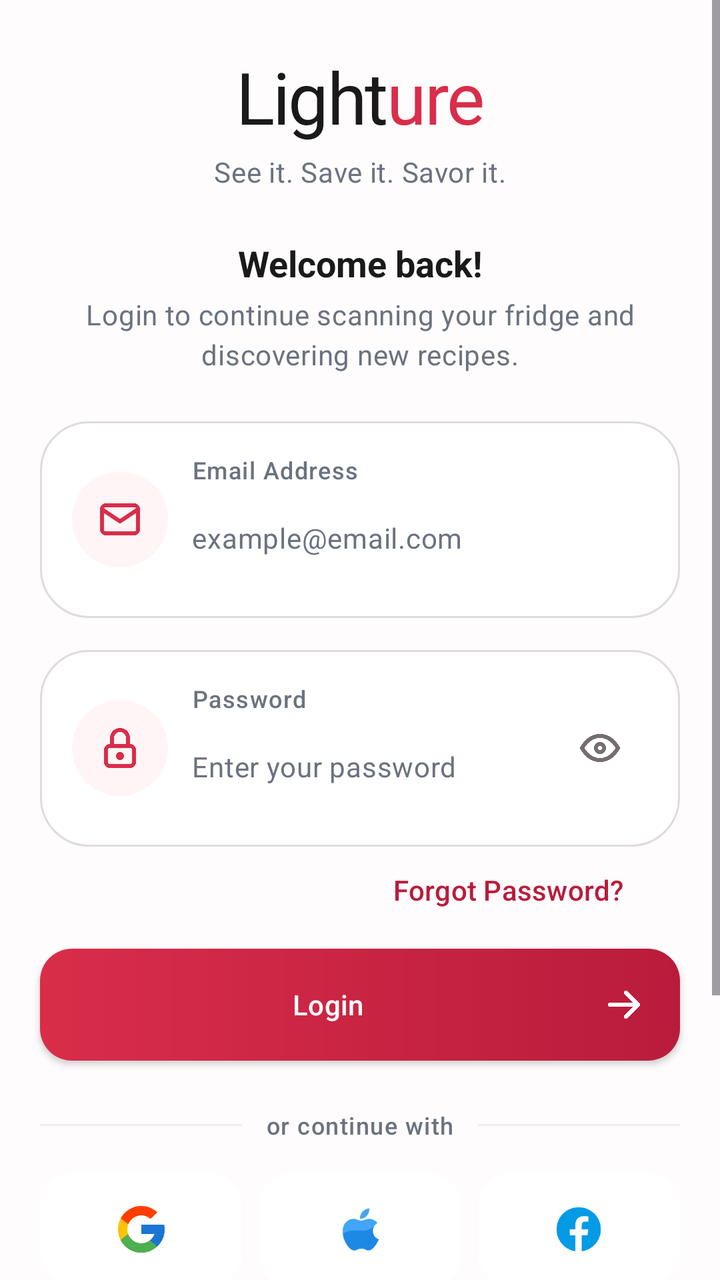
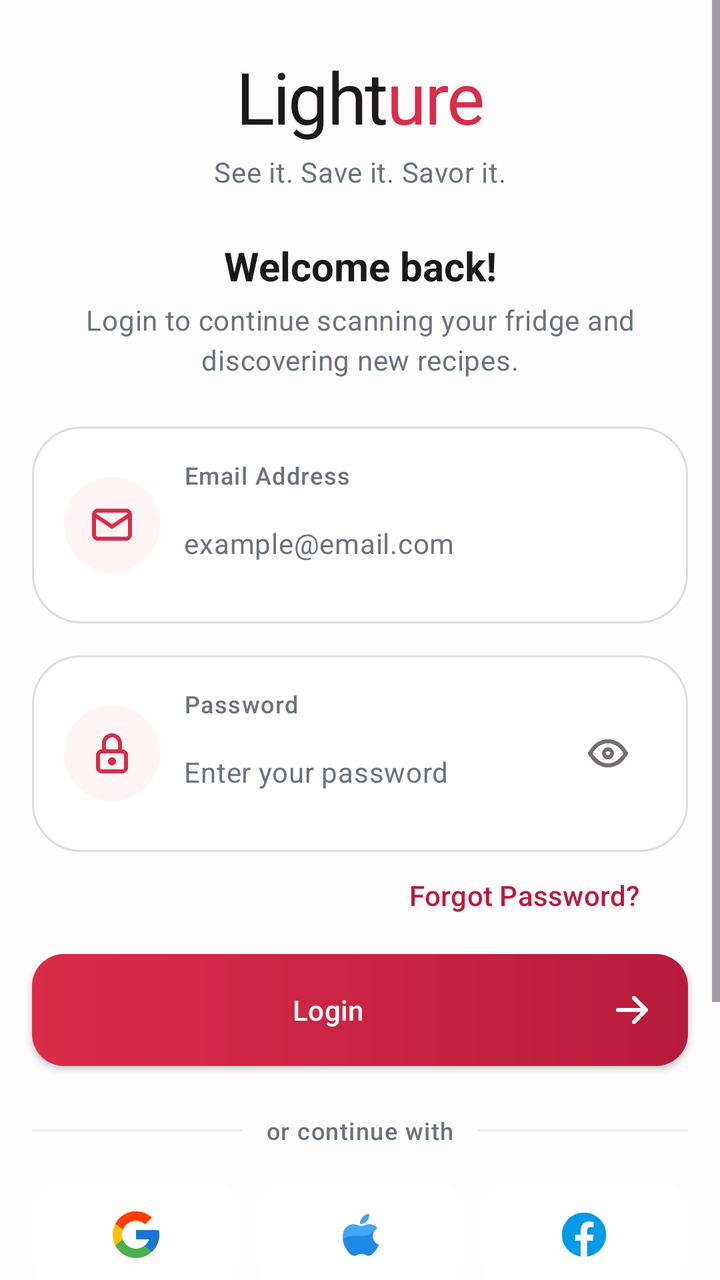

Before-and-after screenshots of an Android layout around one commit, followed by the original layout XML and the change that was made.
<!-- AndroidManifest.xml: application theme Theme.Lighture -->
<!-- res/layout/auth_login.xml -->
<?xml version="1.0" encoding="utf-8"?>
<ScrollView xmlns:android="http://schemas.android.com/apk/res/android"
    xmlns:app="http://schemas.android.com/apk/res-auto"
    xmlns:tools="http://schemas.android.com/tools"
    android:layout_width="match_parent"
    android:layout_height="match_parent"
    android:fillViewport="true"
    android:overScrollMode="never">

    <androidx.constraintlayout.widget.ConstraintLayout
        android:id="@+id/authLoginRoot"
        android:layout_width="match_parent"
        android:layout_height="wrap_content"
        android:clipChildren="false">

        <include
            android:id="@+id/authHeader"
            layout="@layout/view_auth_logo"
            android:layout_width="wrap_content"
            android:layout_height="wrap_content"
            android:layout_marginTop="@dimen/page_padding_top"
            app:layout_constraintBottom_toTopOf="@id/loginTitle"
            app:layout_constraintEnd_toEndOf="parent"
            app:layout_constraintStart_toStartOf="parent"
            app:layout_constraintTop_toTopOf="parent"
            app:layout_constraintVertical_bias="0.5"
            app:layout_constraintVertical_chainStyle="packed" />


    <TextView
        android:id="@+id/loginTitle"
        style="@style/TextAppearance.Lighture.SectionTitle"
        android:layout_width="0dp"
        android:layout_height="wrap_content"
        android:layout_marginStart="@dimen/page_padding_x"
        android:layout_marginTop="@dimen/space_6"
        android:layout_marginEnd="@dimen/page_padding_x"
        android:gravity="center_horizontal"
        android:text="@string/auth_login_title"
        android:textColor="@color/text_primary"
        app:layout_constraintBottom_toTopOf="@id/loginSubtitle"
        app:layout_constraintEnd_toEndOf="parent"
        app:layout_constraintStart_toStartOf="parent"
        app:layout_constraintTop_toBottomOf="@id/authHeader"
        app:layout_constraintWidth_max="@dimen/content_width_sm" />

    <TextView
        android:id="@+id/loginSubtitle"
        style="@style/TextAppearance.Lighture.BodySmall"
        android:layout_width="0dp"
        android:layout_height="wrap_content"
        android:layout_marginStart="@dimen/page_padding_x"
        android:layout_marginTop="@dimen/space_1"
        android:layout_marginEnd="@dimen/page_padding_x"
        android:gravity="center_horizontal"
        android:text="@string/auth_login_subtitle"
        android:textColor="@color/text_secondary"
        app:layout_constraintBottom_toTopOf="@id/emailField"
        app:layout_constraintEnd_toEndOf="parent"
        app:layout_constraintStart_toStartOf="parent"
        app:layout_constraintTop_toBottomOf="@id/loginTitle"
        app:layout_constraintWidth_max="@dimen/content_width_sm" />

    
    <LinearLayout
        android:id="@+id/emailField"
        android:layout_width="0dp"
        android:layout_height="wrap_content"
        android:layout_marginStart="@dimen/page_padding_x"
        android:layout_marginTop="@dimen/space_6"
        android:layout_marginEnd="@dimen/page_padding_x"
        android:background="@drawable/bg_auth_field_selector"
        android:baselineAligned="false"
        android:elevation="@dimen/elevation_card"
        android:gravity="center_vertical"
        android:orientation="horizontal"
        android:padding="@dimen/space_4"
        app:layout_constraintBottom_toTopOf="@id/passwordField"
        app:layout_constraintEnd_toEndOf="parent"
        app:layout_constraintStart_toStartOf="parent"
        app:layout_constraintTop_toBottomOf="@id/loginSubtitle"
        app:layout_constraintWidth_max="@dimen/content_width_sm">

        <FrameLayout
            android:id="@+id/emailIconContainer"
            android:layout_width="@dimen/size_touch_min"
            android:layout_height="@dimen/size_touch_min"
            android:background="@drawable/bg_icon_circle">

            <ImageView
                android:id="@+id/emailIcon"
                android:layout_width="@dimen/size_icon_md"
                android:layout_height="@dimen/size_icon_md"
                android:layout_gravity="center"
                android:importantForAccessibility="no"
                app:srcCompat="@drawable/ic_email"
                app:tint="@color/brand_primary" />
        </FrameLayout>

        <LinearLayout
            android:id="@+id/emailFieldBody"
            android:layout_width="0dp"
            android:layout_height="wrap_content"
            android:layout_marginStart="@dimen/space_3"
            android:layout_weight="1"
            android:orientation="vertical">

            <TextView
                android:id="@+id/emailLabel"
                style="@style/TextAppearance.Lighture.Caption"
                android:layout_width="wrap_content"
                android:layout_height="wrap_content"
                android:text="@string/auth_field_label_email"
                android:textColor="@color/text_secondary" />

            <EditText
                android:id="@+id/emailInput"
                style="@style/TextAppearance.Lighture.BodySmall"
                android:layout_width="match_parent"
                android:layout_height="wrap_content"
                android:layout_marginTop="@dimen/space_0_5"
                android:autofillHints=""
                android:background="@null"
                android:hint="@string/auth_hint_email"
                android:imeOptions="actionNext"
                android:importantForAutofill="yes"
                android:inputType="textEmailAddress"
                android:maxLines="1"
                android:minHeight="@dimen/size_touch_min"
                android:textColor="@color/input_text"
                android:textColorHint="@color/text_secondary" />
        </LinearLayout>
    </LinearLayout>

    
    <LinearLayout
        android:id="@+id/passwordField"
        android:layout_width="0dp"
        android:layout_height="wrap_content"
        android:layout_marginStart="@dimen/page_padding_x"
        android:layout_marginTop="@dimen/space_4"
        android:layout_marginEnd="@dimen/page_padding_x"
        android:background="@drawable/bg_auth_field_selector"
        android:baselineAligned="false"
        android:elevation="@dimen/elevation_card"
        android:gravity="center_vertical"
        android:orientation="horizontal"
        android:padding="@dimen/space_4"
        app:layout_constraintBottom_toTopOf="@id/forgotPassword"
        app:layout_constraintEnd_toEndOf="parent"
        app:layout_constraintStart_toStartOf="parent"
        app:layout_constraintTop_toBottomOf="@id/emailField"
        app:layout_constraintWidth_max="@dimen/content_width_sm">

        <FrameLayout
            android:id="@+id/passwordIconContainer"
            android:layout_width="@dimen/size_touch_min"
            android:layout_height="@dimen/size_touch_min"
            android:background="@drawable/bg_icon_circle">

            <ImageView
                android:id="@+id/passwordIcon"
                android:layout_width="@dimen/size_icon_md"
                android:layout_height="@dimen/size_icon_md"
                android:layout_gravity="center"
                android:importantForAccessibility="no"
                app:srcCompat="@drawable/ic_lock"
                app:tint="@color/brand_primary" />
        </FrameLayout>

        <LinearLayout
            android:id="@+id/passwordFieldBody"
            android:layout_width="0dp"
            android:layout_height="wrap_content"
            android:layout_marginStart="@dimen/space_3"
            android:layout_weight="1"
            android:orientation="vertical">

            <TextView
                android:id="@+id/passwordLabel"
                style="@style/TextAppearance.Lighture.Caption"
                android:layout_width="wrap_content"
                android:layout_height="wrap_content"
                android:text="@string/auth_field_label_password"
                android:textColor="@color/text_secondary" />

            <EditText
                android:id="@+id/passwordInput"
                style="@style/TextAppearance.Lighture.BodySmall"
                android:layout_width="match_parent"
                android:layout_height="wrap_content"
                android:layout_marginTop="@dimen/space_0_5"
                android:autofillHints=""
                android:background="@null"
                android:hint="@string/auth_hint_password"
                android:imeOptions="actionDone"
                android:importantForAutofill="yes"
                android:inputType="textPassword"
                android:maxLines="1"
                android:minHeight="@dimen/size_touch_min"
                android:textColor="@color/input_text"
                android:textColorHint="@color/text_secondary" />
        </LinearLayout>

        <ImageButton
            android:id="@+id/togglePassword"
            android:layout_width="@dimen/size_touch_min"
            android:layout_height="@dimen/size_touch_min"
            android:layout_marginStart="@dimen/space_2"
            android:background="?attr/selectableItemBackgroundBorderless"
            android:contentDescription="@string/auth_show_password"
            android:scaleType="centerInside"
            app:srcCompat="@drawable/ic_eye"
            app:tint="@color/icon_secondary" />
    </LinearLayout>

    <TextView
        android:id="@+id/forgotPassword"
        style="@style/TextAppearance.Lighture.Label"
        android:layout_width="wrap_content"
        android:layout_height="wrap_content"
        android:layout_marginTop="@dimen/space_2"
        android:layout_marginEnd="@dimen/page_padding_x"
        android:background="?attr/selectableItemBackgroundBorderless"
        android:paddingStart="@dimen/space_2"
        android:paddingTop="@dimen/space_1"
        android:paddingEnd="@dimen/space_2"
        android:paddingBottom="@dimen/space_1"
        android:text="@string/auth_forgot_password"
        android:textColor="@color/text_link"
        app:layout_constraintBottom_toTopOf="@id/loginButton"
        app:layout_constraintEnd_toEndOf="@id/passwordField"
        app:layout_constraintTop_toBottomOf="@id/passwordField" />

    <androidx.appcompat.widget.AppCompatButton
        android:id="@+id/loginButton"
        style="@style/Widget.Lighture.AuthButton"
        android:layout_width="0dp"
        android:layout_height="@dimen/size_button_lg"
        android:layout_marginStart="@dimen/page_padding_x"
        android:layout_marginTop="@dimen/space_4"
        android:layout_marginEnd="@dimen/page_padding_x"
        android:contentDescription="@string/auth_login_description"
        android:text="@string/auth_login_button"
        app:layout_constraintBottom_toTopOf="@id/authDivider"
        app:layout_constraintEnd_toEndOf="parent"
        app:layout_constraintStart_toStartOf="parent"
        app:layout_constraintTop_toBottomOf="@id/forgotPassword"
        app:layout_constraintWidth_max="@dimen/button_max_width"
        tools:ignore="VisualLintButtonSize" />

    <LinearLayout
        android:id="@+id/authDivider"
        android:layout_width="0dp"
        android:layout_height="wrap_content"
        android:layout_marginStart="@dimen/page_padding_x"
        android:layout_marginTop="@dimen/space_6"
        android:layout_marginEnd="@dimen/page_padding_x"
        android:baselineAligned="false"
        android:gravity="center_vertical"
        android:orientation="horizontal"
        app:layout_constraintBottom_toTopOf="@id/socialRow"
        app:layout_constraintEnd_toEndOf="parent"
        app:layout_constraintStart_toStartOf="parent"
        app:layout_constraintTop_toBottomOf="@id/loginButton"
        app:layout_constraintWidth_max="@dimen/content_width_sm">

        <View
            android:id="@+id/dividerLineStart"
            android:layout_width="0dp"
            android:layout_height="1dp"
            android:layout_weight="1"
            android:background="@color/divider" />

        <TextView
            android:id="@+id/dividerLabel"
            style="@style/TextAppearance.Lighture.Caption"
            android:layout_width="wrap_content"
            android:layout_height="wrap_content"
            android:layout_marginStart="@dimen/space_3"
            android:layout_marginEnd="@dimen/space_3"
            android:text="@string/auth_or_continue"
            android:textColor="@color/text_secondary" />

        <View
            android:id="@+id/dividerLineEnd"
            android:layout_width="0dp"
            android:layout_height="1dp"
            android:layout_weight="1"
            android:background="@color/divider" />
    </LinearLayout>

    <LinearLayout
        android:id="@+id/socialRow"
        android:layout_width="0dp"
        android:layout_height="wrap_content"
        android:layout_marginStart="@dimen/page_padding_x"
        android:layout_marginTop="@dimen/space_4"
        android:layout_marginEnd="@dimen/page_padding_x"
        android:baselineAligned="false"
        android:clipChildren="false"
        android:orientation="horizontal"
        app:layout_constraintBottom_toTopOf="@id/privacyCard"
        app:layout_constraintEnd_toEndOf="parent"
        app:layout_constraintStart_toStartOf="parent"
        app:layout_constraintTop_toBottomOf="@id/authDivider"
        app:layout_constraintWidth_max="@dimen/content_width_sm">

        <FrameLayout
            android:id="@+id/socialGoogle"
            android:layout_width="0dp"
            android:layout_height="@dimen/social_button_size"
            android:layout_weight="1"
            android:background="@drawable/bg_social_button"
            android:clickable="true"
            android:elevation="@dimen/elevation_card"
            android:focusable="true"
            android:foreground="?attr/selectableItemBackground">

                <ImageView
                    android:id="@+id/socialGoogleIcon"
                    android:layout_width="@dimen/size_icon_lg"
                    android:layout_height="@dimen/size_icon_lg"
                    android:layout_gravity="center"
                    android:contentDescription="@string/auth_social_google"
                app:srcCompat="@drawable/ic_brand_google" />
        </FrameLayout>

        <FrameLayout
            android:id="@+id/socialApple"
            android:layout_width="0dp"
            android:layout_height="@dimen/social_button_size"
            android:layout_marginStart="@dimen/space_2"
            android:layout_weight="1"
            android:background="@drawable/bg_social_button"
            android:clickable="true"
            android:elevation="@dimen/elevation_card"
            android:focusable="true"
            android:foreground="?attr/selectableItemBackground">

                <ImageView
                    android:id="@+id/socialAppleIcon"
                    android:layout_width="@dimen/size_icon_lg"
                    android:layout_height="@dimen/size_icon_lg"
                    android:layout_gravity="center"
                    android:contentDescription="@string/auth_social_apple"
                app:srcCompat="@drawable/ic_brand_apple" />
        </FrameLayout>

        <FrameLayout
            android:id="@+id/socialFacebook"
            android:layout_width="0dp"
            android:layout_height="@dimen/social_button_size"
            android:layout_marginStart="@dimen/space_2"
            android:layout_weight="1"
            android:background="@drawable/bg_social_button"
            android:clickable="true"
            android:elevation="@dimen/elevation_card"
            android:focusable="true"
            android:foreground="?attr/selectableItemBackground">

                <ImageView
                    android:id="@+id/socialFacebookIcon"
                    android:layout_width="@dimen/size_icon_lg"
                    android:layout_height="@dimen/size_icon_lg"
                    android:layout_gravity="center"
                    android:contentDescription="@string/auth_social_facebook"
                app:srcCompat="@drawable/ic_brand_facebook" />
        </FrameLayout>
    </LinearLayout>

    <FrameLayout
        android:id="@+id/privacyCard"
        android:layout_width="0dp"
        android:layout_height="wrap_content"
        android:layout_marginStart="@dimen/page_padding_x"
        android:layout_marginTop="@dimen/space_6"
        android:layout_marginEnd="@dimen/page_padding_x"
        android:background="@drawable/bg_privacy_card"
        app:layout_constraintBottom_toTopOf="@id/signupPrompt"
        app:layout_constraintEnd_toEndOf="parent"
        app:layout_constraintStart_toStartOf="parent"
        app:layout_constraintTop_toBottomOf="@id/socialRow"
        app:layout_constraintWidth_max="@dimen/content_width_sm">

        <LinearLayout
            android:id="@+id/privacyContentRow"
            android:layout_width="match_parent"
            android:layout_height="wrap_content"
            android:baselineAligned="false"
            android:gravity="center_vertical"
            android:orientation="horizontal"
            android:padding="@dimen/card_padding_compact">

            <FrameLayout
                android:id="@+id/privacyIconContainer"
                android:layout_width="@dimen/size_touch_min"
                android:layout_height="@dimen/size_touch_min"
                android:background="@drawable/bg_icon_circle">

                <ImageView
                    android:id="@+id/privacyIcon"
                    android:layout_width="@dimen/size_icon_md"
                    android:layout_height="@dimen/size_icon_md"
                    android:layout_gravity="center"
                    android:importantForAccessibility="no"
                    app:srcCompat="@drawable/ic_shield"
                    app:tint="@color/brand_primary" />
            </FrameLayout>

            <LinearLayout
                android:id="@+id/privacyTextBlock"
                android:layout_width="0dp"
                android:layout_height="wrap_content"
                android:layout_marginStart="@dimen/space_3"
                android:layout_weight="1"
                android:orientation="vertical">

                <TextView
                    android:id="@+id/privacyTitle"
                    style="@style/TextAppearance.Lighture.CardTitle"
                    android:layout_width="wrap_content"
                    android:layout_height="wrap_content"
                    android:text="@string/auth_privacy_title"
                    android:textColor="@color/text_primary" />

                <TextView
                    android:id="@+id/privacyBody"
                    style="@style/TextAppearance.Lighture.BodySmall"
                    android:layout_width="wrap_content"
                    android:layout_height="wrap_content"
                    android:layout_marginTop="@dimen/space_0_5"
                    android:text="@string/auth_privacy_body"
                    android:textColor="@color/text_secondary" />
            </LinearLayout>
        </LinearLayout>

        <ImageView
            android:id="@+id/privacyWatermark"
            android:layout_width="88dp"
            android:layout_height="88dp"
            android:layout_gravity="end|center_vertical"
            android:layout_marginEnd="@dimen/space_4"
            android:alpha="0.18"
            android:importantForAccessibility="no"
            app:srcCompat="@drawable/ic_shield"
            app:tint="@color/brand_primary" />
    </FrameLayout>

    <TextView
        android:id="@+id/signupPrompt"
        style="@style/TextAppearance.Lighture.BodySmall"
        android:layout_width="wrap_content"
        android:layout_height="wrap_content"
        android:layout_marginTop="@dimen/space_6"
        android:layout_marginBottom="@dimen/space_4"
        android:text="@string/auth_signup_prompt"
        android:textColor="@color/text_secondary"
        app:layout_constraintBottom_toBottomOf="parent"
        app:layout_constraintEnd_toStartOf="@+id/signUpLink"
        app:layout_constraintHorizontal_chainStyle="packed"
        app:layout_constraintStart_toStartOf="parent"
        app:layout_constraintTop_toBottomOf="@id/privacyCard" />

    <TextView
        android:id="@+id/signUpLink"
        style="@style/TextAppearance.Lighture.Label"
        android:layout_width="wrap_content"
        android:layout_height="wrap_content"
        android:background="?attr/selectableItemBackgroundBorderless"
        android:paddingStart="@dimen/space_1"
        android:paddingTop="@dimen/space_1"
        android:paddingEnd="@dimen/space_1"
        android:paddingBottom="@dimen/space_1"
        android:text="@string/auth_signup_link"
        android:textColor="@color/text_brand"
        app:layout_constraintBaseline_toBaselineOf="@id/signupPrompt"
        app:layout_constraintEnd_toEndOf="parent"
        app:layout_constraintStart_toEndOf="@id/signupPrompt" />

    </androidx.constraintlayout.widget.ConstraintLayout>
</ScrollView>
<!-- res/layout/view_auth_logo.xml (included above) -->
<?xml version="1.0" encoding="utf-8"?>
<LinearLayout xmlns:android="http://schemas.android.com/apk/res/android"
    android:layout_width="wrap_content"
    android:layout_height="wrap_content"
    android:gravity="center_horizontal"
    android:orientation="vertical">

    <LinearLayout
        android:id="@+id/authBrandRow"
        android:layout_width="wrap_content"
        android:layout_height="wrap_content"
        android:baselineAligned="false"
        android:orientation="horizontal">

        <TextView
            android:id="@+id/authBrandStart"
            style="@style/TextAppearance.Lighture.Display"
            android:layout_width="wrap_content"
            android:layout_height="wrap_content"
            android:text="@string/splash_brand_start"
            android:textColor="@color/text_primary" />

        <TextView
            android:id="@+id/authBrandAccent"
            style="@style/TextAppearance.Lighture.Display"
            android:layout_width="wrap_content"
            android:layout_height="wrap_content"
            android:text="@string/splash_brand_accent"
            android:textColor="@color/text_brand" />
    </LinearLayout>

    <TextView
        android:id="@+id/authTagline"
        style="@style/TextAppearance.Lighture.BodySmall"
        android:layout_width="wrap_content"
        android:layout_height="wrap_content"
        android:layout_marginTop="@dimen/space_1"
        android:text="@string/auth_tagline"
        android:textColor="@color/text_secondary" />

</LinearLayout>
<!-- resources referenced by this layout -->
<resources>
  <color name="divider">#143D262D</color>
  <dimen name="card_padding_compact">@dimen/space_4</dimen>
  <dimen name="elevation_card">3dp</dimen>
  <dimen name="page_padding_x">@dimen/space_5</dimen>
  <dimen name="size_icon_lg">28dp</dimen>
  <dimen name="size_icon_md">24dp</dimen>
  <dimen name="space_0_5">2dp</dimen>
  <dimen name="space_1">4dp</dimen>
  <dimen name="space_2">8dp</dimen>
  <dimen name="space_3">12dp</dimen>
  <dimen name="space_4">16dp</dimen>
  <dimen name="space_6">24dp</dimen>
  <style name="TextAppearance.Lighture.SectionTitle" parent="TextAppearance.Material3.TitleLarge">
          <item name="android:textSize">@dimen/font_size_lg</item>
          <item name="android:fontFamily">@font/inter_bold</item>
          <item name="android:textStyle">bold</item>
          <item name="android:lineSpacingMultiplier">1.30</item>
      </style>
  <color name="red_600">#D92D4A</color>
  <color name="red_700">#B91C3B</color>
  <dimen name="space_5">20dp</dimen>
  <dimen name="radius_2xl">24dp</dimen>
  <dimen name="radius_lg">16dp</dimen>
  <dimen name="font_size_sm">14sp</dimen>
  <dimen name="font_size_xs">12sp</dimen>
  <dimen name="font_size_lg">18sp</dimen>
  <dimen name="font_size_4xl">36sp</dimen>
  <color name="red_50">#FFF5F6</color>
  <color name="red_accent">#FF526B</color>
  <color name="food_dairy">#4D79B8</color>
  <color name="surface_tertiary">@color/neutral_100</color>
  <color name="neutral_0">#FFFFFF</color>
  <color name="background_muted">#FFF7F8</color>
  <color name="surface_secondary">#FFF8F9</color>
  <color name="neutral_200">#EFE8EA</color>
  <style name="Widget.Lighture.Card" parent="Widget.Material3.CardView.Filled">
          <item name="cardBackgroundColor">@color/card_background</item>
          <item name="cardCornerRadius">@dimen/radius_card</item>
          <item name="cardElevation">@dimen/elevation_card</item>
          <item name="strokeWidth">0dp</item>
      </style>
  <style name="Widget.Lighture.BottomNavigationView" parent="Widget.Material3.BottomNavigationView">
          <item name="android:background">@color/bottom_nav_background</item>
          <item name="android:elevation">@dimen/elevation_bottom_nav</item>
          <item name="itemIconTint">@color/bottom_nav_item_selector</item>
          <item name="itemTextColor">@color/bottom_nav_item_selector</item>
          <item name="itemActiveIndicatorStyle">@style/Widget.Lighture.BottomNavigationView.ActiveIndicator</item>
          <item name="labelVisibilityMode">unlabeled</item>
      </style>
  <color name="red_glow">#4DFF526B</color>
  <color name="red_100">#FFE9EC</color>
  <color name="neutral_100">#F8F4F5</color>
  <dimen name="font_size_md">16sp</dimen>
  <color name="card_background">@color/surface_primary</color>
  <dimen name="size_button_md">48dp</dimen>
  <dimen name="size_button_sm">40dp</dimen>
  <style name="Widget.Lighture.BottomNavigationView.ActiveIndicator" parent="Widget.Material3.BottomNavigationView.ActiveIndicator">
          <item name="android:color">@android:color/transparent</item>
          <item name="android:width">@dimen/bottom_nav_indicator_width</item>
          <item name="android:height">@dimen/bottom_nav_indicator_height</item>
      </style>
  <dimen name="size_top_bar">64dp</dimen>
  <dimen name="radius_xl">20dp</dimen>
  <dimen name="bottom_nav_indicator_width">84dp</dimen>
  <dimen name="bottom_nav_indicator_height">56dp</dimen>
  <dimen name="font_size_3xl">30sp</dimen>
  <dimen name="radius_pill">1000dp</dimen>
  <dimen name="radius_md">12dp</dimen>
  <!-- unchanged entries left out for length: 107 -->
</resources>

<!-- the commit's change to res/layout/auth_login.xml (unified diff, before → after) -->
@@ -23,8 +23,8 @@
             app:layout_constraintEnd_toEndOf="parent"
             app:layout_constraintStart_toStartOf="parent"
             app:layout_constraintTop_toTopOf="parent"
-            app:layout_constraintVertical_bias="0.5"
-            app:layout_constraintVertical_chainStyle="packed" />
+            app:layout_constraintVertical_bias="0.4"
+            app:layout_constraintVertical_chainStyle="spread_inside" />
 
 
     <TextView
<!-- resource entries referenced after the edit -->
@@ -1,9 +1,9 @@
 <!-- resources referenced by this layout -->
 <resources>
   <color name="divider">#143D262D</color>
-  <dimen name="card_padding_compact">@dimen/space_4</dimen>
-  <dimen name="elevation_card">3dp</dimen>
-  <dimen name="page_padding_x">@dimen/space_5</dimen>
+  <dimen name="card_padding_compact">@dimen/space_3</dimen>
+  <dimen name="elevation_card">4dp</dimen>
+  <dimen name="page_padding_x">@dimen/space_4</dimen>
   <dimen name="size_icon_lg">28dp</dimen>
   <dimen name="size_icon_md">24dp</dimen>
   <dimen name="space_0_5">2dp</dimen>
@@ -13,30 +13,30 @@
   <dimen name="space_4">16dp</dimen>
   <dimen name="space_6">24dp</dimen>
   <style name="TextAppearance.Lighture.SectionTitle" parent="TextAppearance.Material3.TitleLarge">
-          <item name="android:textSize">@dimen/font_size_lg</item>
+          <item name="android:textSize">@dimen/font_size_xl</item>
           <item name="android:fontFamily">@font/inter_bold</item>
           <item name="android:textStyle">bold</item>
-          <item name="android:lineSpacingMultiplier">1.30</item>
+          <item name="android:lineSpacingMultiplier">1.20</item>
       </style>
   <color name="red_600">#D92D4A</color>
   <color name="red_700">#B91C3B</color>
-  <dimen name="space_5">20dp</dimen>
   <dimen name="radius_2xl">24dp</dimen>
   <dimen name="radius_lg">16dp</dimen>
   <dimen name="font_size_sm">14sp</dimen>
   <dimen name="font_size_xs">12sp</dimen>
   <dimen name="font_size_lg">18sp</dimen>
   <dimen name="font_size_4xl">36sp</dimen>
+  <dimen name="font_size_xl">20sp</dimen>
   <color name="red_50">#FFF5F6</color>
   <color name="red_accent">#FF526B</color>
   <color name="food_dairy">#4D79B8</color>
-  <color name="surface_tertiary">@color/neutral_100</color>
+  <color name="surface_tertiary">#F8F4F5</color>
   <color name="neutral_0">#FFFFFF</color>
-  <color name="background_muted">#FFF7F8</color>
-  <color name="surface_secondary">#FFF8F9</color>
+  <color name="background_muted">#F3EFF0</color>
+  <color name="surface_secondary">#FDFBFC</color>
   <color name="neutral_200">#EFE8EA</color>
-  <style name="Widget.Lighture.Card" parent="Widget.Material3.CardView.Filled">
-          <item name="cardBackgroundColor">@color/card_background</item>
+  <style name="Widget.Lighture.Card" parent="Widget.Material3.CardView.Elevated">
+          <item name="cardBackgroundColor">@color/neutral_0</item>
           <item name="cardCornerRadius">@dimen/radius_card</item>
           <item name="cardElevation">@dimen/elevation_card</item>
           <item name="strokeWidth">0dp</item>
@@ -47,24 +47,30 @@
           <item name="itemIconTint">@color/bottom_nav_item_selector</item>
           <item name="itemTextColor">@color/bottom_nav_item_selector</item>
           <item name="itemActiveIndicatorStyle">@style/Widget.Lighture.BottomNavigationView.ActiveIndicator</item>
-          <item name="labelVisibilityMode">unlabeled</item>
+          <item name="labelVisibilityMode">labeled</item>
+          <item name="itemTextAppearanceInactive">@style/TextAppearance.Lighture.BottomNavLabel</item>
+          <item name="itemTextAppearanceActive">@style/TextAppearance.Lighture.BottomNavLabel</item>
       </style>
   <color name="red_glow">#4DFF526B</color>
   <color name="red_100">#FFE9EC</color>
-  <color name="neutral_100">#F8F4F5</color>
   <dimen name="font_size_md">16sp</dimen>
-  <color name="card_background">@color/surface_primary</color>
   <dimen name="size_button_md">48dp</dimen>
-  <dimen name="size_button_sm">40dp</dimen>
+  <dimen name="size_button_sm">44dp</dimen>
   <style name="Widget.Lighture.BottomNavigationView.ActiveIndicator" parent="Widget.Material3.BottomNavigationView.ActiveIndicator">
-          <item name="android:color">@android:color/transparent</item>
+          <item name="android:color">@color/bottom_nav_indicator</item>
           <item name="android:width">@dimen/bottom_nav_indicator_width</item>
           <item name="android:height">@dimen/bottom_nav_indicator_height</item>
       </style>
+  <style name="TextAppearance.Lighture.BottomNavLabel" parent="TextAppearance.Material3.LabelMedium">
+          <item name="android:textSize">@dimen/font_size_sm</item>
+          <item name="android:fontFamily">@font/inter_semibold</item>
+          <item name="android:letterSpacing">0.02</item>
+      </style>
   <dimen name="size_top_bar">64dp</dimen>
   <dimen name="radius_xl">20dp</dimen>
-  <dimen name="bottom_nav_indicator_width">84dp</dimen>
-  <dimen name="bottom_nav_indicator_height">56dp</dimen>
+  <color name="bottom_nav_indicator">@color/red_100</color>
+  <dimen name="bottom_nav_indicator_width">64dp</dimen>
+  <dimen name="bottom_nav_indicator_height">36dp</dimen>
   <dimen name="font_size_3xl">30sp</dimen>
   <dimen name="radius_pill">1000dp</dimen>
   <dimen name="radius_md">12dp</dimen>
